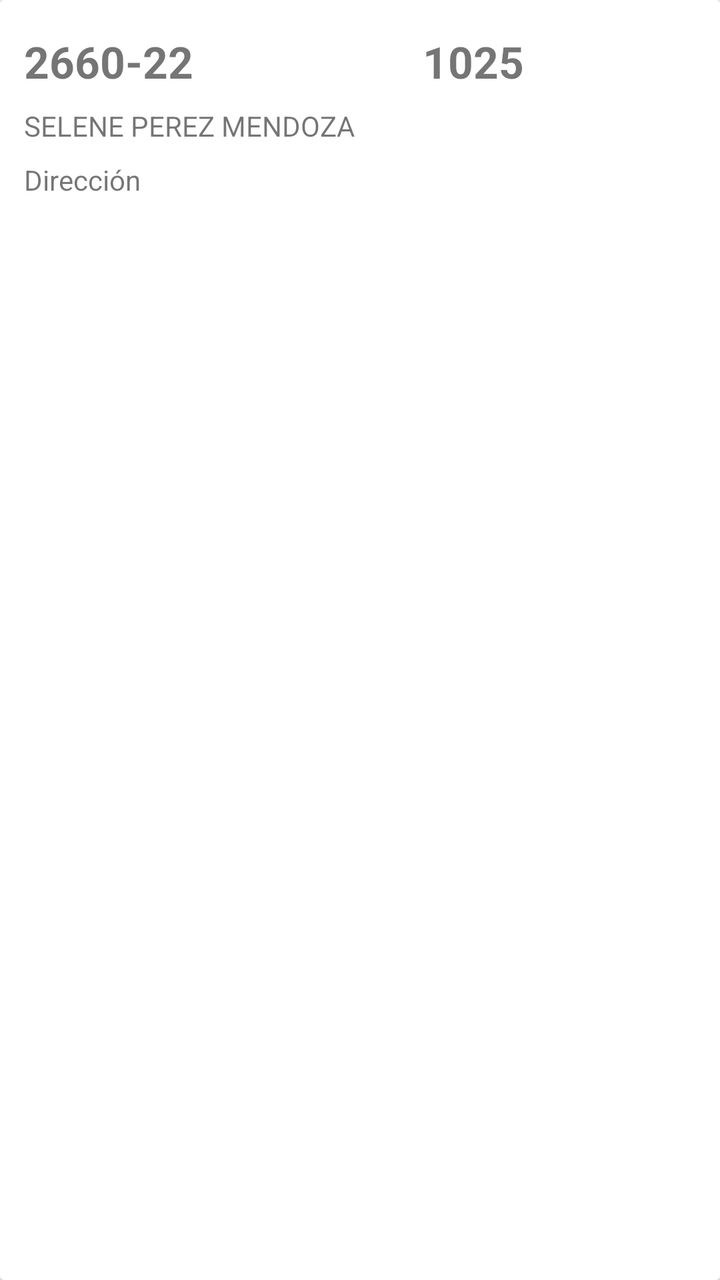
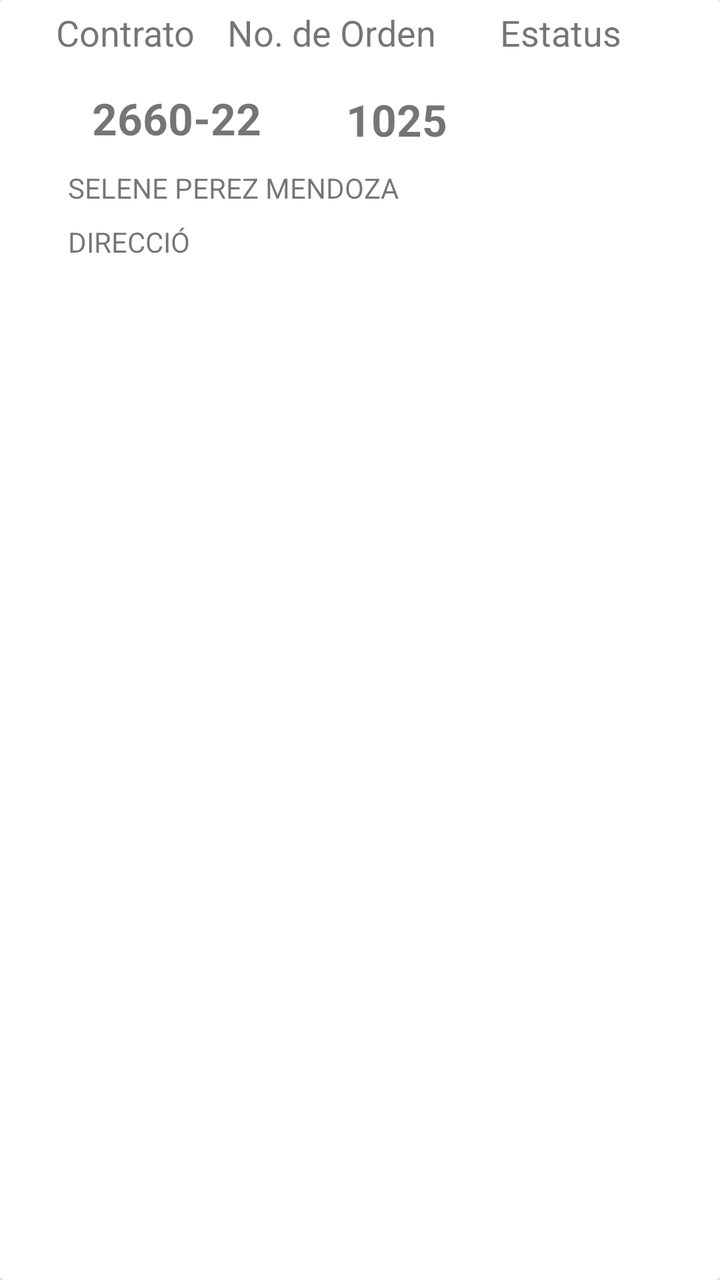

Compare the two renders of this Android layout. The source of the first and the diff that turns it into the second are given below.
<!-- AndroidManifest.xml: application theme AppTheme -->
<!-- res/layout/recycler_oq.xml -->
<?xml version="1.0" encoding="utf-8"?>
<android.support.v7.widget.CardView xmlns:android="http://schemas.android.com/apk/res/android"
    xmlns:app="http://schemas.android.com/apk/res-auto"
    xmlns:tools="http://schemas.android.com/tools"
    android:layout_width="match_parent"
    android:layout_height="wrap_content"
    android:layout_marginTop="20dp"
    android:elevation="80dp">

    <android.support.constraint.ConstraintLayout
        android:layout_width="match_parent"
        android:layout_height="match_parent"
        android:background="@drawable/disenio_recyclerview"
        android:paddingLeft="8dp"
        android:paddingRight="8dp">

        <TextView
            android:id="@+id/controla"
            android:layout_width="match_parent"
            android:layout_height="119dp"
            app:layout_constraintEnd_toEndOf="parent"
            app:layout_constraintStart_toStartOf="parent"
            app:layout_constraintTop_toTopOf="parent" />

        <TextView
            android:id="@+id/tv_NContrato"
            android:layout_width="150dp"
            android:layout_height="wrap_content"
            android:layout_marginStart="4dp"
            android:layout_marginTop="16dp"
            android:layout_marginEnd="8dp"
            android:text="2660-22"
            android:textSize="22dp"
            android:textStyle="bold"
            app:layout_constraintEnd_toEndOf="parent"
            app:layout_constraintHorizontal_bias="0.0"
            app:layout_constraintStart_toStartOf="parent"
            app:layout_constraintTop_toTopOf="parent" />

        <TextView
            android:id="@+id/tv_Nombre"
            android:layout_width="250dp"
            android:layout_height="wrap_content"
            android:layout_marginTop="8dp"
            android:ellipsize="end"
            android:maxLines="1"
            android:text="SELENE PEREZ MENDOZA"
            app:layout_constraintStart_toStartOf="@+id/tv_NContrato"
            app:layout_constraintTop_toBottomOf="@+id/tv_NContrato" />

        <TextView
            android:id="@+id/tv_NOrden"
            android:layout_width="wrap_content"
            android:layout_height="wrap_content"
            android:layout_marginEnd="90dp"
            android:text="1025"
            android:textSize="22sp"
            android:textStyle="bold"
            app:layout_constraintBottom_toBottomOf="@+id/tv_NContrato"
            app:layout_constraintEnd_toEndOf="parent"
            app:layout_constraintTop_toTopOf="@+id/tv_NContrato" />

        <TextView
            android:id="@+id/tv_estatus"
            android:layout_width="30dp"
            android:layout_height="wrap_content"
            android:layout_marginEnd="24dp"
            android:textSize="16dp"
            app:layout_constraintBottom_toBottomOf="@+id/tv_Nombre"
            app:layout_constraintEnd_toEndOf="parent"
            app:layout_constraintTop_toTopOf="@+id/tv_Nombre" />

        <TextView
            android:id="@+id/txt"
            android:layout_width="75dp"
            android:layout_height="wrap_content"
            android:layout_marginTop="8dp"
            android:layout_marginEnd="8dp"
            android:text="@string/direccion"
            app:layout_constraintEnd_toStartOf="@+id/tv_estatus"
            app:layout_constraintHorizontal_bias="0.0"
            app:layout_constraintStart_toStartOf="@+id/tv_Nombre"
            app:layout_constraintTop_toBottomOf="@+id/tv_Nombre" />

        <TextView
            android:id="@+id/id_direccion"
            android:layout_width="0dp"
            android:layout_height="wrap_content"
            android:layout_marginStart="16dp"
            android:layout_marginEnd="8dp"
            android:ellipsize="end"
            android:maxLines="1"
            app:layout_constraintBottom_toBottomOf="@+id/txt"
            app:layout_constraintEnd_toEndOf="parent"
            app:layout_constraintStart_toEndOf="@+id/txt"
            app:layout_constraintTop_toTopOf="@+id/txt" />

    </android.support.constraint.ConstraintLayout>
</android.support.v7.widget.CardView>
<!-- resources referenced by this layout -->
<resources>
  <!-- drawable disenio_recyclerview (drawable) -->
  <?xml version="1.0" encoding="utf-8"?>
  <shape xmlns:android="http://schemas.android.com/apk/res/android">
      <corners android:radius="8dp" />
      <solid android:color="#FFFFFF" />
  </shape>
  <string name="direccion">Dirección</string>
  <style name="AppTheme" parent="Theme.AppCompat.Light.DarkActionBar">
          
          <item name="colorPrimary">@color/colorPrimary</item>
          <item name="colorPrimaryDark">@color/colorPrimaryDark</item>
          <item name="colorAccent">@color/colorAccent</item>
          <item name="android:colorForeground">@android:color/background_dark</item>
      </style>
  <color name="colorPrimary">#0277BD</color>
  <color name="colorPrimaryDark">#004C8C</color>
  <color name="colorAccent">#0000FF</color>
</resources>

<!-- the commit's change to res/layout/recycler_oq.xml (unified diff, before → after) -->
@@ -15,85 +15,124 @@
         android:paddingRight="8dp">
 
         <TextView
+            android:id="@+id/contrto"
+            android:layout_width="wrap_content"
+            android:layout_height="wrap_content"
+            android:layout_marginStart="20dp"
+            android:layout_marginTop="4dp"
+            android:text="Contrato"
+            android:textSize="18dp"
+            app:layout_constraintStart_toStartOf="parent"
+            app:layout_constraintTop_toTopOf="@+id/controla" />
+
+        <TextView
+            android:id="@+id/noOrden"
+            android:layout_width="wrap_content"
+            android:layout_height="wrap_content"
+            android:layout_marginStart="16dp"
+            android:layout_marginTop="4dp"
+            android:text="No. de Orden"
+            android:textSize="18dp"
+            app:layout_constraintStart_toEndOf="@+id/contrto"
+            app:layout_constraintTop_toTopOf="@+id/controla" />
+
+        <TextView
+            android:id="@+id/status"
+            android:layout_width="wrap_content"
+            android:layout_height="wrap_content"
+            android:layout_marginStart="32dp"
+            android:layout_marginTop="4dp"
+            android:text="Estatus"
+            android:textSize="18dp"
+            app:layout_constraintStart_toEndOf="@+id/noOrden"
+            app:layout_constraintTop_toTopOf="@+id/controla" />
+
+
+        <TextView
             android:id="@+id/controla"
-            android:layout_width="match_parent"
-            android:layout_height="119dp"
+            android:layout_width="308dp"
+            android:layout_height="140dp"
             app:layout_constraintEnd_toEndOf="parent"
             app:layout_constraintStart_toStartOf="parent"
             app:layout_constraintTop_toTopOf="parent" />
 
         <TextView
             android:id="@+id/tv_NContrato"
-            android:layout_width="150dp"
-            android:layout_height="wrap_content"
-            android:layout_marginStart="4dp"
+            android:layout_width="103dp"
+            android:layout_height="32dp"
+            android:layout_marginStart="20dp"
             android:layout_marginTop="16dp"
-            android:layout_marginEnd="8dp"
             android:text="2660-22"
             android:textSize="22dp"
             android:textStyle="bold"
-            app:layout_constraintEnd_toEndOf="parent"
-            app:layout_constraintHorizontal_bias="0.0"
-            app:layout_constraintStart_toStartOf="parent"
-            app:layout_constraintTop_toTopOf="parent" />
+            app:layout_constraintStart_toStartOf="@+id/controla"
+            app:layout_constraintTop_toBottomOf="@+id/contrto" />
 
         <TextView
             android:id="@+id/tv_Nombre"
             android:layout_width="250dp"
             android:layout_height="wrap_content"
+            android:layout_marginStart="8dp"
             android:layout_marginTop="8dp"
             android:ellipsize="end"
             android:maxLines="1"
             android:text="SELENE PEREZ MENDOZA"
-            app:layout_constraintStart_toStartOf="@+id/tv_NContrato"
+            app:layout_constraintStart_toStartOf="@+id/controla"
             app:layout_constraintTop_toBottomOf="@+id/tv_NContrato" />
 
         <TextView
             android:id="@+id/tv_NOrden"
             android:layout_width="wrap_content"
             android:layout_height="wrap_content"
-            android:layout_marginEnd="90dp"
+            android:layout_marginStart="24dp"
+            android:layout_marginTop="8dp"
+            android:layout_marginBottom="8dp"
             android:text="1025"
             android:textSize="22sp"
             android:textStyle="bold"
-            app:layout_constraintBottom_toBottomOf="@+id/tv_NContrato"
-            app:layout_constraintEnd_toEndOf="parent"
-            app:layout_constraintTop_toTopOf="@+id/tv_NContrato" />
+            app:layout_constraintBottom_toTopOf="@+id/tv_Nombre"
+            app:layout_constraintStart_toEndOf="@+id/tv_NContrato"
+            app:layout_constraintTop_toBottomOf="@+id/noOrden"
+            app:layout_constraintVertical_bias="0.8" />
 
         <TextView
             android:id="@+id/tv_estatus"
             android:layout_width="30dp"
             android:layout_height="wrap_content"
-            android:layout_marginEnd="24dp"
+            android:layout_marginStart="72dp"
+            android:layout_marginTop="8dp"
+            android:layout_marginBottom="8dp"
             android:textSize="16dp"
-            app:layout_constraintBottom_toBottomOf="@+id/tv_Nombre"
-            app:layout_constraintEnd_toEndOf="parent"
-            app:layout_constraintTop_toTopOf="@+id/tv_Nombre" />
+            app:layout_constraintBottom_toTopOf="@+id/tv_Nombre"
+            app:layout_constraintStart_toEndOf="@+id/tv_NOrden"
+            app:layout_constraintTop_toBottomOf="@+id/status"
+            app:layout_constraintVertical_bias="0.421" />
 
         <TextView
             android:id="@+id/txt"
-            android:layout_width="75dp"
-            android:layout_height="wrap_content"
+            android:layout_width="63dp"
+            android:layout_height="19dp"
+            android:layout_marginStart="8dp"
             android:layout_marginTop="8dp"
             android:layout_marginEnd="8dp"
             android:text="@string/direccion"
             app:layout_constraintEnd_toStartOf="@+id/tv_estatus"
             app:layout_constraintHorizontal_bias="0.0"
-            app:layout_constraintStart_toStartOf="@+id/tv_Nombre"
+            app:layout_constraintStart_toStartOf="@+id/controla"
             app:layout_constraintTop_toBottomOf="@+id/tv_Nombre" />
 
         <TextView
             android:id="@+id/id_direccion"
-            android:layout_width="0dp"
+            android:layout_width="199dp"
             android:layout_height="wrap_content"
-            android:layout_marginStart="16dp"
+            android:layout_marginStart="8dp"
+            android:layout_marginTop="8dp"
             android:layout_marginEnd="8dp"
             android:ellipsize="end"
             android:maxLines="1"
-            app:layout_constraintBottom_toBottomOf="@+id/txt"
-            app:layout_constraintEnd_toEndOf="parent"
+            app:layout_constraintEnd_toEndOf="@+id/controla"
             app:layout_constraintStart_toEndOf="@+id/txt"
-            app:layout_constraintTop_toTopOf="@+id/txt" />
+            app:layout_constraintTop_toBottomOf="@+id/tv_Nombre" />
 
     </android.support.constraint.ConstraintLayout>
 </android.support.v7.widget.CardView>
<!-- resource entries referenced after the edit -->
@@ -6,7 +6,7 @@
       <corners android:radius="8dp" />
       <solid android:color="#FFFFFF" />
   </shape>
-  <string name="direccion">Dirección</string>
+  <string name="direccion">DIRECCIÓN:</string>
   <style name="AppTheme" parent="Theme.AppCompat.Light.DarkActionBar">
           
           <item name="colorPrimary">@color/colorPrimary</item>
